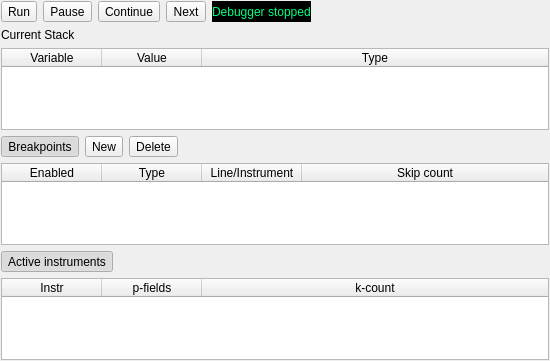
CsoundQt/CsoundQt, file src/debugpanel.ui: the form before one commit.
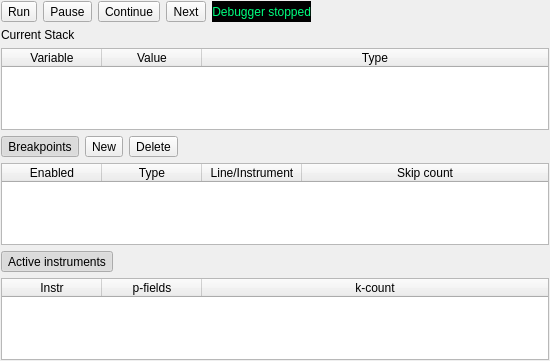
The form after the commit. Icons and pictures are not drawn.

Commit message: Fixed debugger to conform to current version of Csound for release (6.03)

What changed in the file:
```diff
--- a/src/debugpanel.ui
+++ b/src/debugpanel.ui
@@ -78,6 +78,12 @@
       </item>
       <item>
        <widget class="QLabel" name="statusLabel">
+        <property name="maximumSize">
+         <size>
+          <width>200</width>
+          <height>16777215</height>
+         </size>
+        </property>
         <property name="styleSheet">
          <string notr="true">color: rgb(0, 255, 127);
 background-color: rgb(0, 0, 0);
@@ -92,6 +98,9 @@
         <property name="text">
          <string>Debugger stopped</string>
         </property>
+        <property name="alignment">
+         <set>Qt::AlignRight|Qt::AlignTrailing|Qt::AlignVCenter</set>
+        </property>
         <property name="margin">
          <number>8</number>
         </property>
```
The commit also changes 1 other file.
